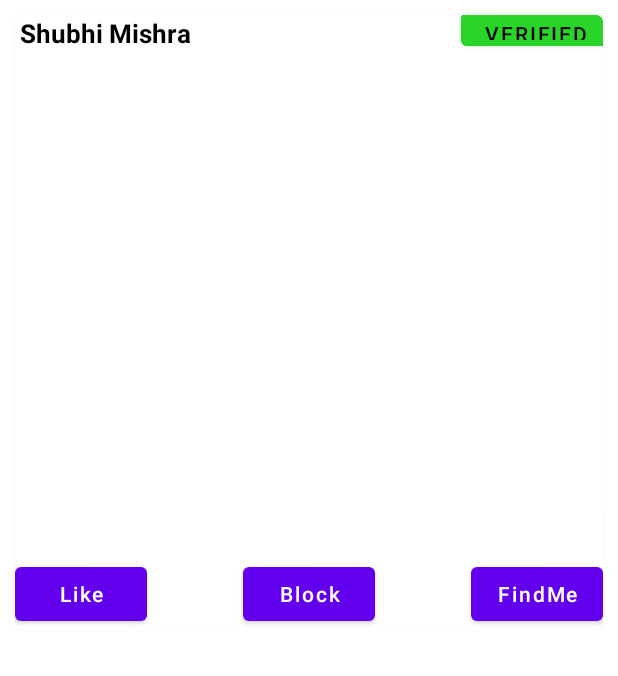
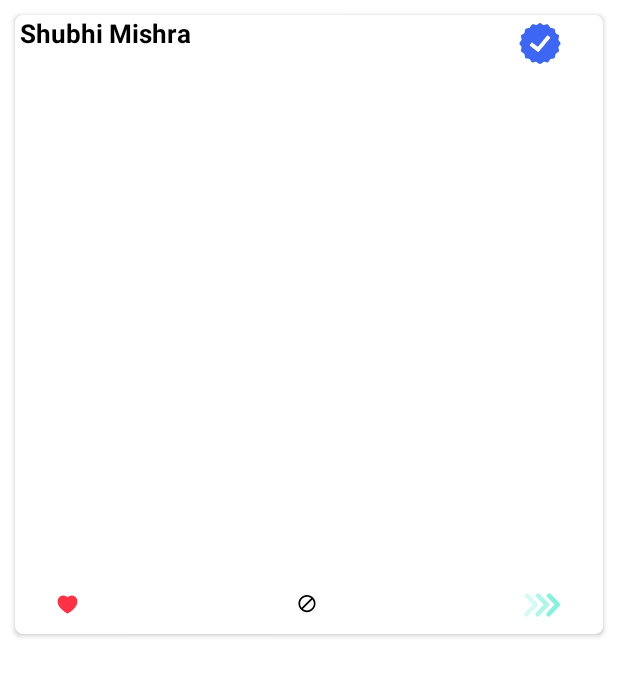
Before and after one commit to sumit2607/GirlFriend_Renting_Service, an Android app: the layout item_layout_profile.xml on its own in the app's theme, with its tools: preview values and no code run, on a phone screen of 412 x 824 dp. Shown: the top 676 px of the screen. Run offline under Robolectric (Android 15) with nearby library versions, the phone set to English and light mode, and no system bars.

Commit message:
ui animation Added

```diff
--- a/app/src/main/res/layout/item_layout_profile.xml
+++ b/app/src/main/res/layout/item_layout_profile.xml
@@ -19,8 +19,6 @@
         android:layout_height="match_parent">
 
 
-
-
         <TextView
             android:id="@+id/textView5"
             android:layout_width="132dp"
@@ -29,22 +27,23 @@
             android:layout_alignParentTop="true"
             android:layout_marginStart="3dp"
             android:layout_marginTop="0dp"
+            android:text="Shubhi Mishra"
             android:textColor="@color/black"
-            android:textStyle="bold"
             android:textSize="17dp"
-            android:text="Shubhi Mishra" />
+            android:textStyle="bold" />
 
-        <Button
-            android:id="@+id/button"
-            android:layout_width="wrap_content"
-            android:layout_height="34dp"
-            android:layout_alignParentTop="true"
+        <com.airbnb.lottie.LottieAnimationView
+            android:id="@+id/veri"
+            android:layout_width="80dp"
+            android:layout_height="38dp"
             android:layout_alignParentEnd="true"
-            android:layout_marginTop="-7dp"
-            android:layout_marginEnd="-6dp"
-            android:backgroundTint="#2AD52A"
-            android:text="Verified"
-            android:textColor="@color/black" />
+            android:layout_centerHorizontal="true"
+            android:layout_marginEnd="2dp"
+            android:layout_marginBottom="0dp"
+            app:lottie_autoPlay="true"
+            app:lottie_fileName="verify.json"
+            app:lottie_loop="true" />
+
 
 
 
@@ -54,39 +53,43 @@
         android:id="@+id/ivPic"
         android:layout_width="match_parent"
         android:layout_height="335dp"
-
-
         android:scaleType="centerCrop" />
     <RelativeLayout
         android:layout_width="match_parent"
         android:layout_height="wrap_content">
 
-        <Button
-            android:id="@+id/btnLike"
-            android:layout_width="wrap_content"
-            android:layout_height="wrap_content"
+        <com.airbnb.lottie.LottieAnimationView
+            android:id="@+id/animationView"
+            android:layout_width="70dp"
+            android:layout_height="39dp"
+            android:layout_marginBottom="0dp"
+            app:lottie_autoPlay="true"
+            app:lottie_fileName="like.json"
+            app:lottie_loop="true" />
 
-            android:text="Like"
-            android:textAllCaps="false" />
+        <com.airbnb.lottie.LottieAnimationView
+            android:id="@+id/btnBlock"
+            android:layout_width="80dp"
+            android:layout_height="38dp"
+            android:layout_alignParentEnd="true"
+            android:layout_centerHorizontal="true"
+            android:layout_marginEnd="157dp"
+            android:layout_marginBottom="0dp"
+            app:lottie_autoPlay="true"
+            app:lottie_fileName="block.json"
+            app:lottie_loop="true" />
 
-        <Button
-            android:id="@+id/btnBlock"
-            android:layout_width="wrap_content"
-            android:layout_height="wrap_content"
-
-            android:text="Block"
+        <com.airbnb.lottie.LottieAnimationView
+            android:id="@+id/findme"
+            android:layout_width="80dp"
+            android:layout_height="38dp"
+            android:layout_alignParentEnd="true"
             android:layout_centerHorizontal="true"
-            android:textAllCaps="false" />
-
-        <Button
-            android:id="@+id/btnFindMe"
-            android:layout_width="wrap_content"
-            android:layout_height="wrap_content"
-
-            android:text="FindMe"
-            android:layout_centerHorizontal="true"
-            android:layout_alignParentEnd="true"
-            android:textAllCaps="false" />
+            android:layout_marginEnd="2dp"
+            android:layout_marginBottom="0dp"
+            app:lottie_autoPlay="true"
+            app:lottie_fileName="arrow.json"
+            app:lottie_loop="true" />
 
     </RelativeLayout>
 
```
Also changed, not shown: app/src/main/assets/arrow.json (added, +1 -0 lines), app/src/main/assets/block.json (added, +1 -0 lines), app/src/main/assets/like.json (added, +1 -0 lines), app/src/main/assets/verify.json (added, +1 -0 lines).
